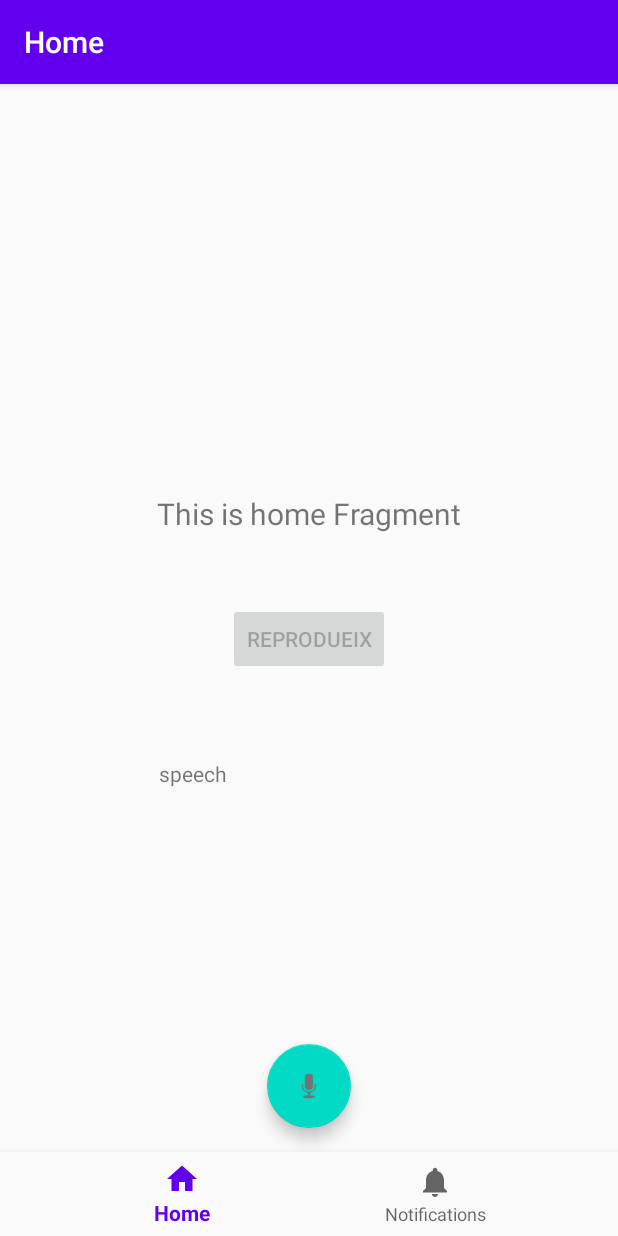
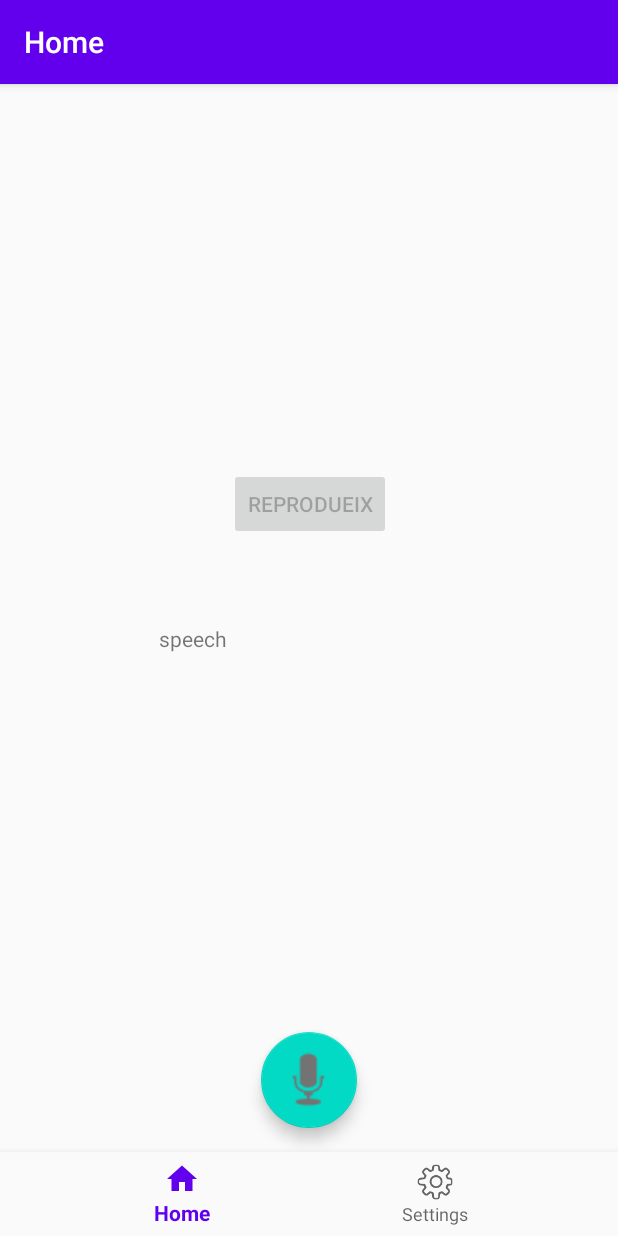
Before and after one commit to victorpm5/PTDMA-Newton, an Android app: the screen it shows after launch (MainActivity), on a phone screen of 412 x 824 dp. Run offline under Robolectric (Android 15) with nearby library versions, the phone set to English and light mode, and no system bars; our stand-ins replace navigation-ui.

Commit message:
Change navigation menu

```diff
--- a/app/src/main/java/com/victor/newton/MainActivity.kt
+++ b/app/src/main/java/com/victor/newton/MainActivity.kt
@@ -19,7 +19,7 @@ class MainActivity : AppCompatActivity() {
         // Passing each menu ID as a set of Ids because each
         // menu should be considered as top level destinations.
         val appBarConfiguration = AppBarConfiguration(setOf(
-                R.id.navigation_home, R.id.navigation_notifications))
+                R.id.navigation_home, R.id.navigation_settings))
         setupActionBarWithNavController(navController, appBarConfiguration)
         navView.setupWithNavController(navController)
     }
--- a/app/src/main/java/com/victor/newton/ui/home/HomeFragment.kt
+++ b/app/src/main/java/com/victor/newton/ui/home/HomeFragment.kt
@@ -34,10 +34,6 @@ class HomeFragment : Fragment(),TextToSpeech.OnInitListener {
         homeViewModel =
                 ViewModelProviders.of(this).get(HomeViewModel::class.java)
         val root = inflater.inflate(R.layout.fragment_home, container, false)
-        val textView: TextView = root.findViewById(R.id.text_home)
-        homeViewModel.text.observe(viewLifecycleOwner, Observer {
-            textView.text = it
-        })
 
         //Declarem coses de la UI
         val buttonGraba: FloatingActionButton = root.findViewById(R.id.button_graba)
--- a/app/src/main/java/com/victor/newton/ui/home/HomeViewModel.kt
+++ b/app/src/main/java/com/victor/newton/ui/home/HomeViewModel.kt
@@ -1,13 +1,7 @@
 package com.victor.newton.ui.home
 
-import androidx.lifecycle.LiveData
-import androidx.lifecycle.MutableLiveData
 import androidx.lifecycle.ViewModel
 
 class HomeViewModel : ViewModel() {
 
-    private val _text = MutableLiveData<String>().apply {
-        value = "This is home Fragment"
-    }
-    val text: LiveData<String> = _text
 }
--- a/app/src/main/java/com/victor/newton/ui/notifications/NotificationsFragment.kt
+++ b/app/src/main/java/com/victor/newton/ui/settings/SettingsFragment.kt
@@ -1,4 +1,4 @@
-package com.victor.newton.ui.notifications
+package com.victor.newton.ui.settings
 
 import android.os.Bundle
 import android.view.LayoutInflater
@@ -10,20 +10,20 @@ import androidx.lifecycle.Observer
 import androidx.lifecycle.ViewModelProviders
 import com.victor.newton.R
 
-class NotificationsFragment : Fragment() {
+class SettingsFragment : Fragment() {
 
-    private lateinit var notificationsViewModel: NotificationsViewModel
+    private lateinit var settingsViewModel: SettingsViewModel
 
     override fun onCreateView(
             inflater: LayoutInflater,
             container: ViewGroup?,
             savedInstanceState: Bundle?
     ): View? {
-        notificationsViewModel =
-                ViewModelProviders.of(this).get(NotificationsViewModel::class.java)
-        val root = inflater.inflate(R.layout.fragment_notifications, container, false)
+        settingsViewModel =
+                ViewModelProviders.of(this).get(SettingsViewModel::class.java)
+        val root = inflater.inflate(R.layout.fragment_settings, container, false)
         val textView: TextView = root.findViewById(R.id.text_notifications)
-        notificationsViewModel.text.observe(viewLifecycleOwner, Observer {
+        settingsViewModel.text.observe(viewLifecycleOwner, Observer {
             textView.text = it
         })
         return root
--- a/app/src/main/java/com/victor/newton/ui/notifications/NotificationsViewModel.kt
+++ b/app/src/main/java/com/victor/newton/ui/settings/SettingsViewModel.kt
@@ -1,10 +1,10 @@
-package com.victor.newton.ui.notifications
+package com.victor.newton.ui.settings
 
 import androidx.lifecycle.LiveData
 import androidx.lifecycle.MutableLiveData
 import androidx.lifecycle.ViewModel
 
-class NotificationsViewModel : ViewModel() {
+class SettingsViewModel : ViewModel() {
 
     private val _text = MutableLiveData<String>().apply {
         value = "This is notifications Fragment"
--- a/app/src/main/res/layout/fragment_home.xml
+++ b/app/src/main/res/layout/fragment_home.xml
@@ -6,35 +6,20 @@
     android:layout_height="match_parent"
     tools:context=".ui.home.HomeFragment">
 
-    <TextView
-        android:id="@+id/text_home"
-        android:layout_width="match_parent"
-        android:layout_height="wrap_content"
-        android:layout_marginStart="8dp"
-        android:layout_marginTop="8dp"
-        android:layout_marginEnd="8dp"
-        android:textAlignment="center"
-        android:textSize="20sp"
-        app:layout_constraintBottom_toBottomOf="parent"
-        app:layout_constraintEnd_toEndOf="parent"
-        app:layout_constraintHorizontal_bias="0.0"
-        app:layout_constraintStart_toStartOf="parent"
-        app:layout_constraintTop_toTopOf="parent"
-        app:layout_constraintVertical_bias="0.308" />
-
     <Button
         android:id="@+id/button_reprodueix"
         android:layout_width="wrap_content"
         android:layout_height="wrap_content"
         android:layout_marginStart="161dp"
-        android:layout_marginTop="46dp"
+        android:layout_marginTop="200dp"
         android:layout_marginEnd="162dp"
         android:layout_marginBottom="65dp"
         android:text="Reprodueix"
         app:layout_constraintBottom_toTopOf="@+id/speech"
         app:layout_constraintEnd_toEndOf="parent"
+        app:layout_constraintHorizontal_bias="0.473"
         app:layout_constraintStart_toStartOf="parent"
-        app:layout_constraintTop_toBottomOf="@+id/text_home" />
+        app:layout_constraintTop_toTopOf="parent" />
 
     <TextView
         android:id="@+id/speech"
@@ -56,8 +41,10 @@
         android:layout_marginBottom="72dp"
         android:clickable="true"
         android:src="@android:drawable/ic_btn_speak_now"
+        app:fabCustomSize="64dp"
         app:layout_constraintBottom_toBottomOf="parent"
         app:layout_constraintEnd_toEndOf="parent"
         app:layout_constraintHorizontal_bias="0.5"
-        app:layout_constraintStart_toStartOf="parent" />
+        app:layout_constraintStart_toStartOf="parent"
+        app:maxImageSize="50dp" />
 </androidx.constraintlayout.widget.ConstraintLayout>
--- a/app/src/main/res/layout/fragment_notifications.xml
+++ b/app/src/main/res/layout/fragment_settings.xml
@@ -4,7 +4,7 @@
     xmlns:tools="http://schemas.android.com/tools"
     android:layout_width="match_parent"
     android:layout_height="match_parent"
-    tools:context=".ui.notifications.NotificationsFragment">
+    tools:context=".ui.settings.SettingsFragment">
 
     <TextView
         android:id="@+id/text_notifications"
--- a/app/src/main/res/menu/bottom_nav_menu.xml
+++ b/app/src/main/res/menu/bottom_nav_menu.xml
@@ -7,8 +7,8 @@
         android:title="@string/title_home" />
 
     <item
-        android:id="@+id/navigation_notifications"
-        android:icon="@drawable/ic_notifications_black_24dp"
-        android:title="@string/title_notifications" />
+        android:id="@+id/navigation_settings"
+        android:icon="@mipmap/config"
+        android:title="@string/title_settings" />
 
 </menu>
--- a/app/src/main/res/navigation/mobile_navigation.xml
+++ b/app/src/main/res/navigation/mobile_navigation.xml
@@ -12,8 +12,8 @@
         tools:layout="@layout/fragment_home" />
 
     <fragment
-        android:id="@+id/navigation_notifications"
-        android:name="com.victor.newton.ui.notifications.NotificationsFragment"
-        android:label="@string/title_notifications"
-        tools:layout="@layout/fragment_notifications" />
+        android:id="@+id/navigation_settings"
+        android:name="com.victor.newton.ui.settings.SettingsFragment"
+        android:label="@string/title_settings"
+        tools:layout="@layout/fragment_settings" />
 </navigation>
--- a/app/src/main/res/values/strings.xml
+++ b/app/src/main/res/values/strings.xml
@@ -1,6 +1,5 @@
 <resources>
     <string name="app_name">Newton</string>
     <string name="title_home">Home</string>
-    <string name="title_dashboard">Dashboard</string>
-    <string name="title_notifications">Notifications</string>
+    <string name="title_settings">Settings</string>
 </resources>
```
Also changed, not shown: app/src/main/res/mipmap-hdpi/config.png (added), app/src/main/res/mipmap-mdpi/config.png (added), app/src/main/res/mipmap-xxhdpi/config.png (added), app/src/main/res/mipmap-xxxhdpi/config.png (added).
